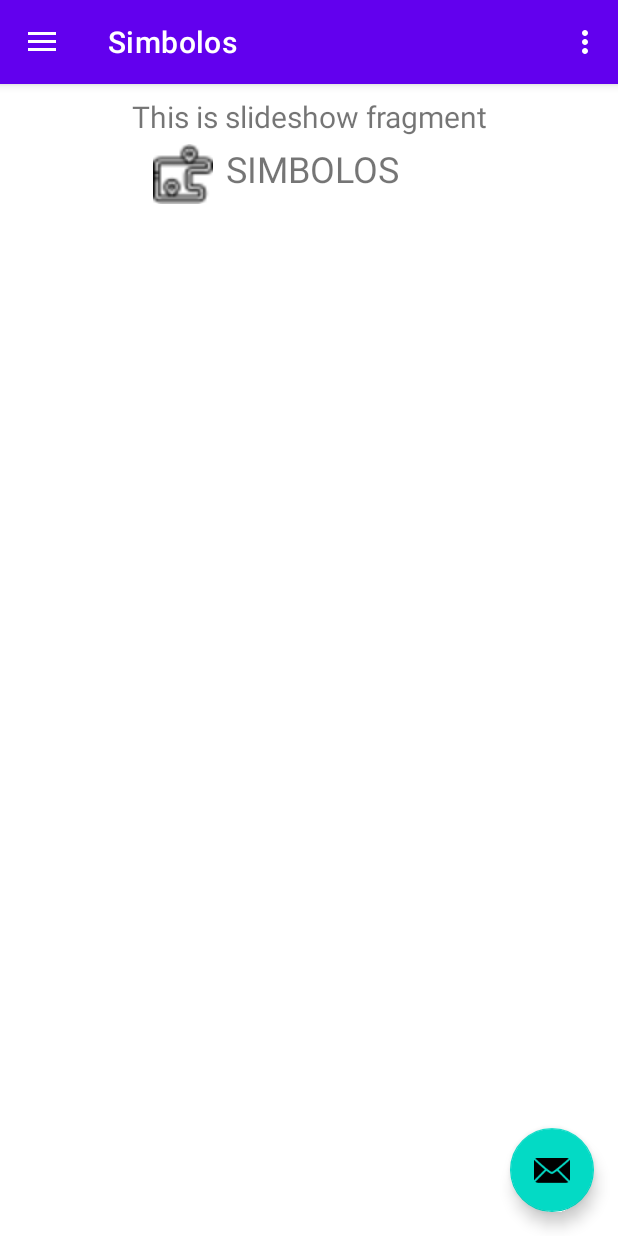
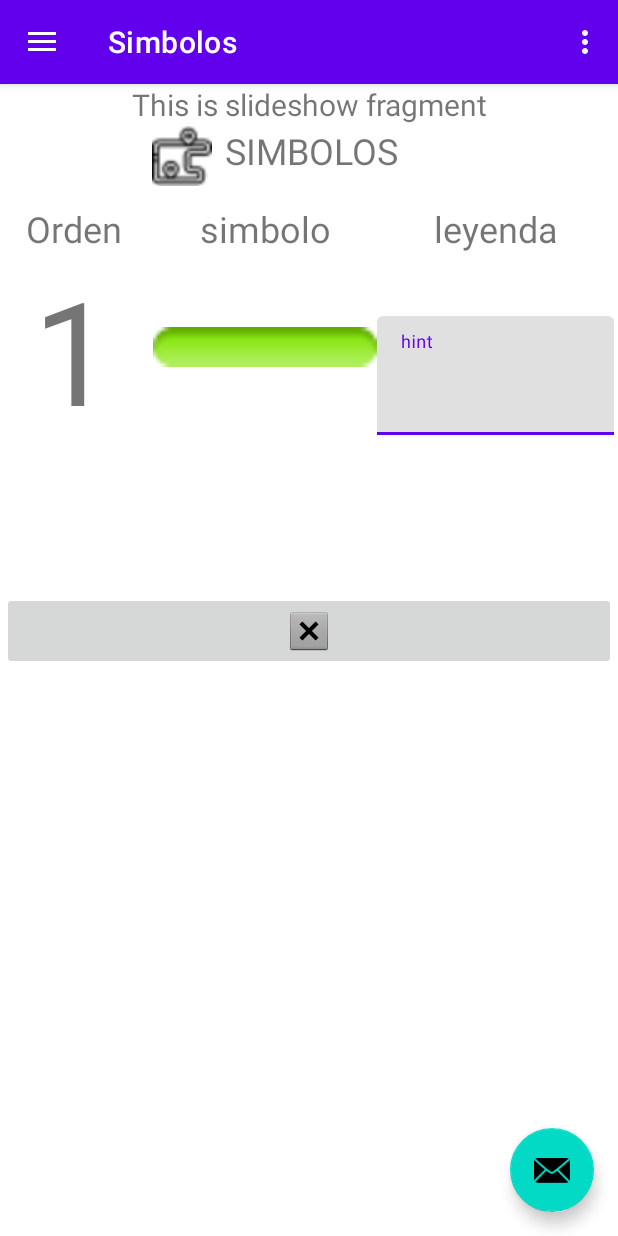
Before and after one commit to ImhoDev/copiloto, an Android app: the screen it shows after launch (MainActivity), in the side drawer, after a tap on "Simbolos", on a phone screen of 412 x 824 dp. Run offline under Robolectric (Android 15) with nearby library versions, the phone set to English and light mode, and no system bars; our stand-ins replace navigation-ui.

Commit message:
edit and desing to slideshow-simbolos

```diff
--- a/app/src/main/res/layout/fragment_slideshow.xml
+++ b/app/src/main/res/layout/fragment_slideshow.xml
@@ -7,11 +7,13 @@
     tools:context=".ui.slideshow.SlideshowFragment">
 
     <LinearLayout
+        android:id="@+id/linearLayout3"
         android:layout_width="212dp"
         android:layout_height="45dp"
-        android:layout_marginTop="40dp"
+        android:layout_marginTop="28dp"
         android:orientation="horizontal"
         app:layout_constraintEnd_toEndOf="parent"
+        app:layout_constraintHorizontal_bias="0.497"
         app:layout_constraintStart_toStartOf="parent"
         app:layout_constraintTop_toTopOf="parent">
 
@@ -37,26 +39,112 @@
         android:layout_width="match_parent"
         android:layout_height="wrap_content"
         android:layout_marginStart="8dp"
-        android:layout_marginTop="8dp"
         android:layout_marginEnd="8dp"
         android:textAlignment="center"
         android:textSize="20sp"
-        app:layout_constraintBottom_toBottomOf="parent"
         app:layout_constraintEnd_toEndOf="parent"
         app:layout_constraintHorizontal_bias="0.0"
         app:layout_constraintStart_toStartOf="parent"
-        app:layout_constraintTop_toTopOf="parent"
-        app:layout_constraintVertical_bias="0.0" />
+        tools:layout_editor_absoluteY="-14dp" />
+
+    <TableLayout
+        android:layout_width="421dp"
+        android:layout_height="158dp"
+        app:layout_constraintBottom_toTopOf="@+id/scrollView2"
+        app:layout_constraintEnd_toEndOf="parent"
+        app:layout_constraintStart_toStartOf="parent"
+        app:layout_constraintTop_toBottomOf="@+id/linearLayout3"
+        app:layout_constraintVertical_bias="0.060000002">
+
+        <TableRow
+            android:layout_width="match_parent"
+            android:layout_height="match_parent">
+
+            <TextView
+                android:id="@+id/textView8"
+                android:layout_width="104dp"
+                android:layout_height="match_parent"
+                android:text="Orden"
+                android:textAlignment="center"
+                android:textSize="24sp" />
+
+            <TextView
+                android:id="@+id/textView7"
+                android:layout_width="149dp"
+                android:layout_height="match_parent"
+                android:text="simbolo"
+                android:textAlignment="center"
+                android:textSize="24sp" />
+
+            <TextView
+                android:id="@+id/textView9"
+                android:layout_width="158dp"
+                android:layout_height="match_parent"
+                android:text="leyenda"
+                android:textAlignment="center"
+                android:textSize="24sp" />
+
+        </TableRow>
+
+        <TableRow
+            android:layout_width="match_parent"
+            android:layout_height="wrap_content">
+
+            <TextView
+                android:id="@+id/textView10"
+                android:layout_width="106dp"
+                android:layout_height="wrap_content"
+                android:text="1"
+                android:textAlignment="center"
+                android:textSize="96sp" />
+
+            <ImageView
+                android:id="@+id/imageView5"
+                android:layout_width="wrap_content"
+                android:layout_height="match_parent"
+                android:src="@android:drawable/button_onoff_indicator_on" />
+
+            <com.google.android.material.textfield.TextInputLayout
+                android:layout_width="match_parent"
+                android:layout_height="wrap_content">
+
+                <com.google.android.material.textfield.TextInputEditText
+                    android:layout_width="match_parent"
+                    android:layout_height="wrap_content"
+                    android:hint="hint"
+                    android:textSize="34sp" />
+            </com.google.android.material.textfield.TextInputLayout>
+
+        </TableRow>
+
+        <TableRow
+            android:layout_width="match_parent"
+            android:layout_height="match_parent" />
+
+        <TableRow
+            android:layout_width="match_parent"
+            android:layout_height="match_parent" />
+    </TableLayout>
 
     <ScrollView
+        android:id="@+id/scrollView2"
         android:layout_width="409dp"
-        android:layout_height="644dp"
+        android:layout_height="429dp"
         app:layout_constraintBottom_toBottomOf="parent"
+        app:layout_constraintEnd_toEndOf="parent"
         app:layout_constraintStart_toStartOf="parent">
 
         <LinearLayout
             android:layout_width="match_parent"
             android:layout_height="wrap_content"
-            android:orientation="vertical" />
+            android:orientation="vertical">
+
+            <ImageButton
+                android:id="@+id/imageButton4"
+                android:layout_width="match_parent"
+                android:layout_height="wrap_content"
+                android:src="@android:drawable/btn_dialog" />
+        </LinearLayout>
     </ScrollView>
+
 </androidx.constraintlayout.widget.ConstraintLayout>
```
